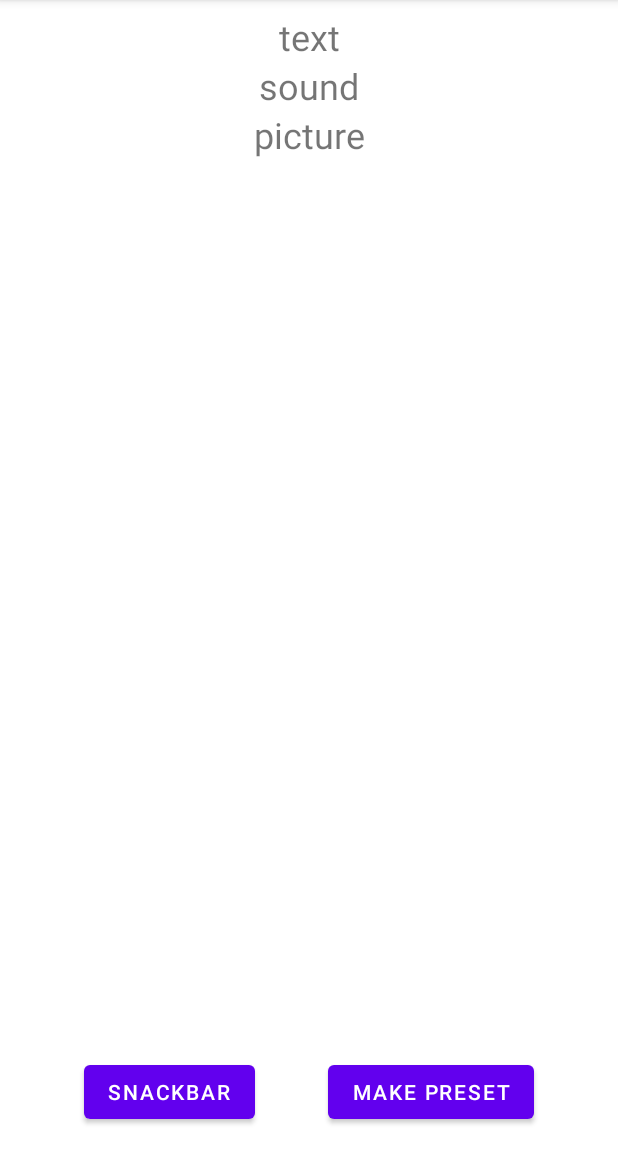
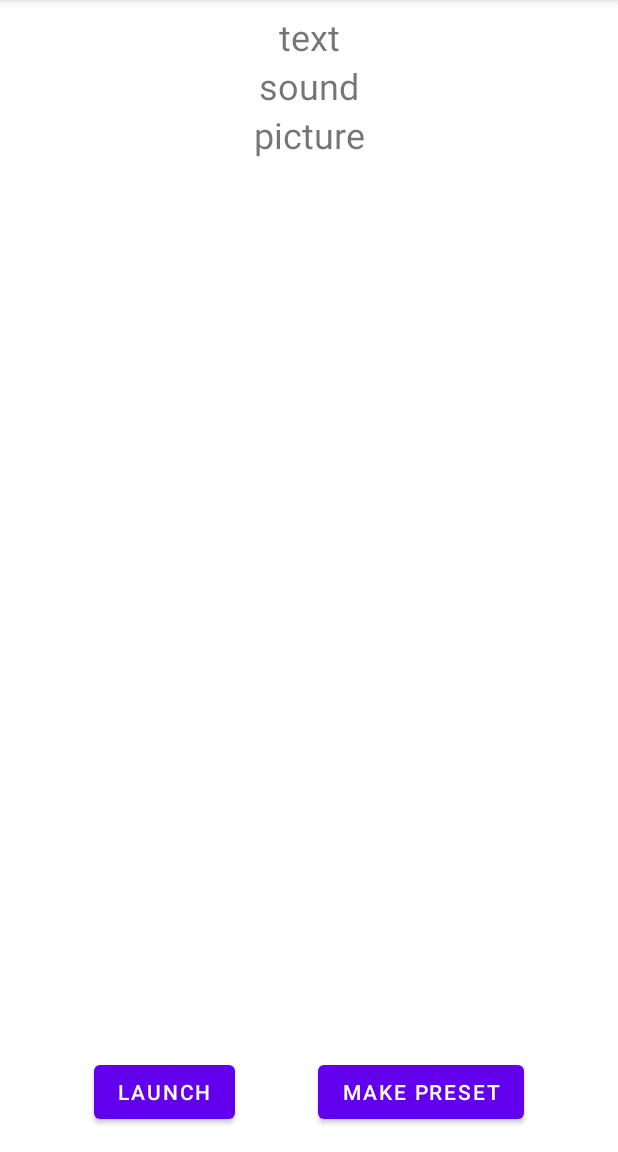
Before and after one commit to rpezzuti/KotlinButton, an Android app: the screen it shows after launch (MainActivity), on a phone screen of 412 x 824 dp, the part 84-1236 px from its top. Run offline under Robolectric (Android 15) with nearby library versions, the phone set to English and light mode, and no system bars; our stand-ins replace Timber, data binding.

Commit message:
more progress, broken text navigation

```diff
--- a/app/build.gradle
+++ b/app/build.gradle
@@ -66,6 +66,9 @@ dependencies {
     // Kotlin Extensions and Coroutines support for Room
     implementation "androidx.room:room-ktx:$version_room"
 
+    // Timber - Make sure to add name of application class to manifest
+    implementation 'com.jakewharton.timber:timber:4.7.1'
+
     // Testing
     testImplementation 'junit:junit:4.13.1'
     androidTestImplementation 'androidx.test.ext:junit:1.1.2'
--- a/app/src/main/AndroidManifest.xml
+++ b/app/src/main/AndroidManifest.xml
@@ -8,7 +8,8 @@
         android:label="@string/app_name"
         android:roundIcon="@mipmap/ic_launcher_round"
         android:supportsRtl="true"
-        android:theme="@style/Theme.KotlinButton">
+        android:theme="@style/Theme.KotlinButton"
+        android:name=".ButtonApplication">
         <activity android:name=".MainActivity">
             <intent-filter>
                 <action android:name="android.intent.action.MAIN" />
--- /dev/null
+++ b/app/src/main/java/rhett/pezzuti/kotlinbutton/ButtonApplication.kt
@@ -0,0 +1,13 @@
+package rhett.pezzuti.kotlinbutton
+
+import android.app.Application
+import timber.log.Timber
+
+class ButtonApplication : Application(){
+
+    override fun onCreate() {
+        super.onCreate()
+        Timber.plant(Timber.DebugTree())
+    }
+
+}
--- a/app/src/main/java/rhett/pezzuti/kotlinbutton/home/HomeFragment.kt
+++ b/app/src/main/java/rhett/pezzuti/kotlinbutton/home/HomeFragment.kt
@@ -17,6 +17,7 @@ import java.util.*
 import androidx.lifecycle.Observer
 import androidx.navigation.findNavController
 import rhett.pezzuti.kotlinbutton.database.ButtonDatabase
+import timber.log.Timber
 
 
 private const val TAG = "HomeFragment"
@@ -28,12 +29,31 @@ class HomeFragment : Fragment() {
     private lateinit var homeViewModel: HomeViewModel
     private lateinit var viewModelFactory: HomeViewModelFactory
 
+    /**
+     *                             TODO BLOCK
+     * - I'd be awesome to have each variable of the preset (teXt, sound, and picture) be saved immediately
+     *   after navigating away from the fragment. Could initialize the new preset when the make preset
+     *   button is called, and then update the preset as the user navigates through the fragments.
+     *
+     * - Create the RecyclerView to hold past presets in the database, for the lols.
+     *
+     * - Create a View object that displays the current preset, and make it clear to the user
+     *   that it is the current preset and not part of the past presets in the RecyclerView.
+     *
+     * - Make the fragment where the user pushes the button a little prettier
+     *          • Edit the background?
+     *          • Add a joke?
+     *          • IDFK
+     *
+     * - Add animations
+     */
+
 
 
     /** onCreate **/
     override fun onCreateView(inflater: LayoutInflater, container: ViewGroup?,
                               savedInstanceState: Bundle?): View? {
-        Log.i(TAG, "onCreateView called")
+        Timber.i("onCreateView called")
 
         binding = DataBindingUtil.inflate(
                 inflater,
@@ -51,12 +71,26 @@ class HomeFragment : Fragment() {
         homeViewModel = ViewModelProvider(this, viewModelFactory).get(HomeViewModel::class.java)
 
         /** Set binding variables **/
-        binding.homeViewModelXML  = homeViewModel
+        binding.homeViewModelXML = homeViewModel
+
+        /** Pipes **/
+        binding.lifecycleOwner = this
 
 
-        homeViewModel.eventChangeText.observe(viewLifecycleOwner, Observer{
-            if (it == true){
+        /** Navigation Observers **/
+        homeViewModel.eventChangeText.observe(viewLifecycleOwner, {
+            if (it == true) {
+                Timber.i("eventChangeText observer triggered")
                 this.findNavController().navigate(HomeFragmentDirections.actionHomeFragmentToTextFragment())
+                Timber.i("navigation action called")
+                homeViewModel.doneChangingText()
+            }
+        })
+
+        homeViewModel.eventLaunch.observe(viewLifecycleOwner, {
+            if (it == true) {
+                this.findNavController().navigate(HomeFragmentDirections.actionHomeFragmentToButtonFragment())
+                homeViewModel.doneLaunching()
             }
         })
 
@@ -64,12 +98,29 @@ class HomeFragment : Fragment() {
     }
 
 
-
-
-
-    private
-    fun showSnackbar(view: View) {
-        val message = Locale.JAPAN
-        Snackbar.make(view, "$message", Snackbar.LENGTH_SHORT).show()
+    /** Lifecycle Methods **/
+    override fun onCreate(savedInstanceState: Bundle?) {
+        super.onCreate(savedInstanceState)
+        Timber.i("onCreate() called")
+    }
+    override fun onStart() {
+        super.onStart()
+        Timber.i("onStart() called")
+    }
+    override fun onResume() {
+        super.onResume()
+        Timber.i("onResume() called")
+    }
+    override fun onPause() {
+        super.onPause()
+        Timber.i("onPause() called")
+    }
+    override fun onStop() {
+        super.onStop()
+        Timber.i("onStop() called")
+    }
+    override fun onDestroy() {
+        super.onDestroy()
+        Timber.i("onDestroy() called")
     }
 }
--- a/app/src/main/java/rhett/pezzuti/kotlinbutton/home/HomeViewModel.kt
+++ b/app/src/main/java/rhett/pezzuti/kotlinbutton/home/HomeViewModel.kt
@@ -10,6 +10,7 @@ import androidx.lifecycle.MutableLiveData
 import androidx.lifecycle.ViewModel
 import com.google.android.material.snackbar.Snackbar
 import rhett.pezzuti.kotlinbutton.database.ButtonDatabaseDao
+import timber.log.Timber
 import java.util.*
 
 private const val TAG = "HomeViewModel"
@@ -25,6 +26,10 @@ class HomeViewModel : ViewModel() {
     val eventChangeText : LiveData<Boolean>
         get() = _eventChangeText
 
+    private val _eventLaunch = MutableLiveData<Boolean>()
+    val eventLaunch : LiveData<Boolean>
+        get() = _eventLaunch
+
 
     /** Companion Object **/
     companion object {
@@ -34,17 +39,33 @@ class HomeViewModel : ViewModel() {
 
     /** Init Block **/
     init {
-        Log.i(TAG, "Init block started")
+        Timber.i("Init block started")
         _number.value = 0
         _eventChangeText.value = false
+        _eventLaunch.value = false
     }
 
 
 
     /** Navigation Methods **/
     fun onChangeText(){
+        Timber.i("onChangeText() called")
         _eventChangeText.value = true
+        Timber.i("eventChangedText.value set to true")
+    }
+    fun doneChangingText(){
+        _eventChangeText.value = false
+    }
+    fun onLaunch(){
+        _eventLaunch.value = true
+    }
+    fun doneLaunching(){
+        _eventLaunch.value = false
     }
 
 
+    override fun onCleared() {
+        super.onCleared()
+        Timber.i("onCleared() called")
+    }
 }
--- a/app/src/main/java/rhett/pezzuti/kotlinbutton/text/TextViewModel.kt
+++ b/app/src/main/java/rhett/pezzuti/kotlinbutton/text/TextViewModel.kt
@@ -31,4 +31,7 @@ class TextViewModel : ViewModel() {
     fun onNext(){
         _eventNavForward.value = true
     }
+    fun onDoneNavigating(){
+        _eventNavForward.value = false
+    }
 }
--- a/app/src/main/res/layout/fragment_home.xml
+++ b/app/src/main/res/layout/fragment_home.xml
@@ -60,7 +60,7 @@
             app:layout_constraintTop_toBottomOf="@id/relativeLayout"
             app:layout_constraintStart_toStartOf="parent"
             app:layout_constraintEnd_toEndOf="parent"
-            app:layout_constraintBottom_toTopOf="@id/btnSnackbar"
+            app:layout_constraintBottom_toTopOf="@id/btnLaunch"
             android:layout_marginTop="@dimen/margin_small"
             android:layout_marginBottom="@dimen/margin_small"
             app:layoutManager="androidx.recyclerview.widget.LinearLayoutManager" />
@@ -75,13 +75,14 @@
             app:layout_constraintBottom_toBottomOf="parent"
             app:layout_constraintEnd_toEndOf="parent"
             app:layout_constraintHorizontal_bias="0.5"
-            app:layout_constraintStart_toEndOf="@+id/btnSnackbar" />
+            app:layout_constraintStart_toEndOf="@+id/btnLaunch" />
 
         <Button
-            android:id="@+id/btnSnackbar"
+            android:id="@+id/btnLaunch"
             android:layout_width="wrap_content"
             android:layout_height="wrap_content"
-            android:text="@string/button_snackbar"
+            android:text="@string/button_launch"
+            android:onClick="@{() -> homeViewModelXML.onLaunch()}"
             app:layout_constraintBaseline_toBaselineOf="@+id/btnPreset"
             app:layout_constraintEnd_toStartOf="@+id/btnPreset"
             app:layout_constraintHorizontal_bias="0.5"
--- a/app/src/main/res/layout/fragment_picture.xml
+++ b/app/src/main/res/layout/fragment_picture.xml
@@ -125,6 +125,7 @@
             android:layout_width="wrap_content"
             android:layout_height="wrap_content"
             android:text="@string/button_next"
+            android:onClick="@{() -> pictureViewModelXML.onNavigate()}"
             app:layout_constraintBottom_toBottomOf="parent"
             app:layout_constraintEnd_toEndOf="parent"
             app:layout_constraintStart_toStartOf="parent"
--- a/app/src/main/res/layout/fragment_text.xml
+++ b/app/src/main/res/layout/fragment_text.xml
@@ -52,7 +52,6 @@
             android:layout_height="wrap_content"
             android:layout_marginBottom="288dp"
             android:text="@string/button_save_message"
-            android:onClick="onSaveMessage"
             app:layout_constraintBottom_toTopOf="@+id/btn_next"
             app:layout_constraintEnd_toEndOf="parent"
             app:layout_constraintHorizontal_bias="0.498"
@@ -63,7 +62,6 @@
             android:layout_width="wrap_content"
             android:layout_height="wrap_content"
             android:text="@string/button_next"
-            android:onClick="@{() -> textViewModelXML.onNext()}"
             android:layout_marginBottom="@dimen/margin_small"
             app:layout_constraintBottom_toBottomOf="parent"
             app:layout_constraintEnd_toEndOf="parent"
--- a/app/src/main/res/values/strings.xml
+++ b/app/src/main/res/values/strings.xml
@@ -21,4 +21,5 @@
     <string name="hint_new_message">Type your new message here!</string>
     <string name="button_preset">Make Preset</string>
     <string name="text_picture_intro">Choose your picture!</string>
+    <string name="button_launch">Launch</string>
 </resources>
```
Also changed, not shown: app/src/main/java/rhett/pezzuti/kotlinbutton/picture/PictureFragment.kt (+9 -0 lines), app/src/main/java/rhett/pezzuti/kotlinbutton/picture/PictureViewModel.kt (+29 -0 lines), app/src/main/java/rhett/pezzuti/kotlinbutton/text/TextFragment.kt (+12 -12 lines), app/src/main/res/anim/slide_in_right.xml (added, +10 -0 lines), app/src/main/res/anim/slide_in_top.xml (added, +11 -0 lines), app/src/main/res/anim/slide_out_bottom.xml (added, +11 -0 lines), app/src/main/res/anim/slide_out_left.xml (added, +10 -0 lines), app/src/main/res/navigation/main_navigation.xml (+16 -7 lines).
